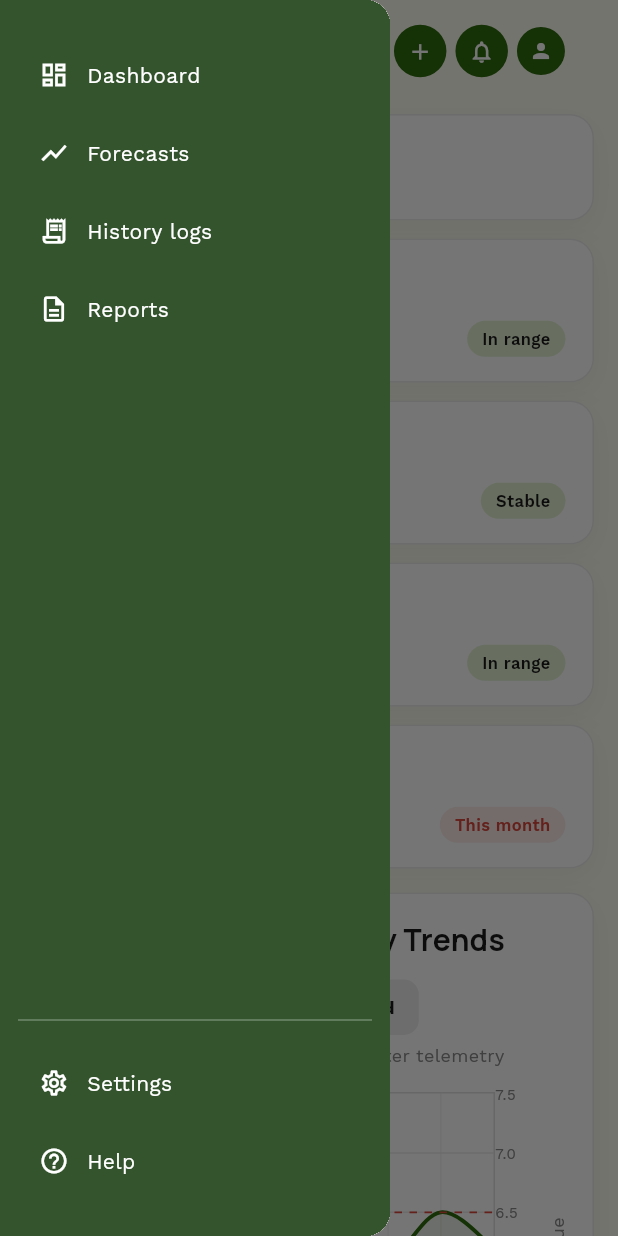
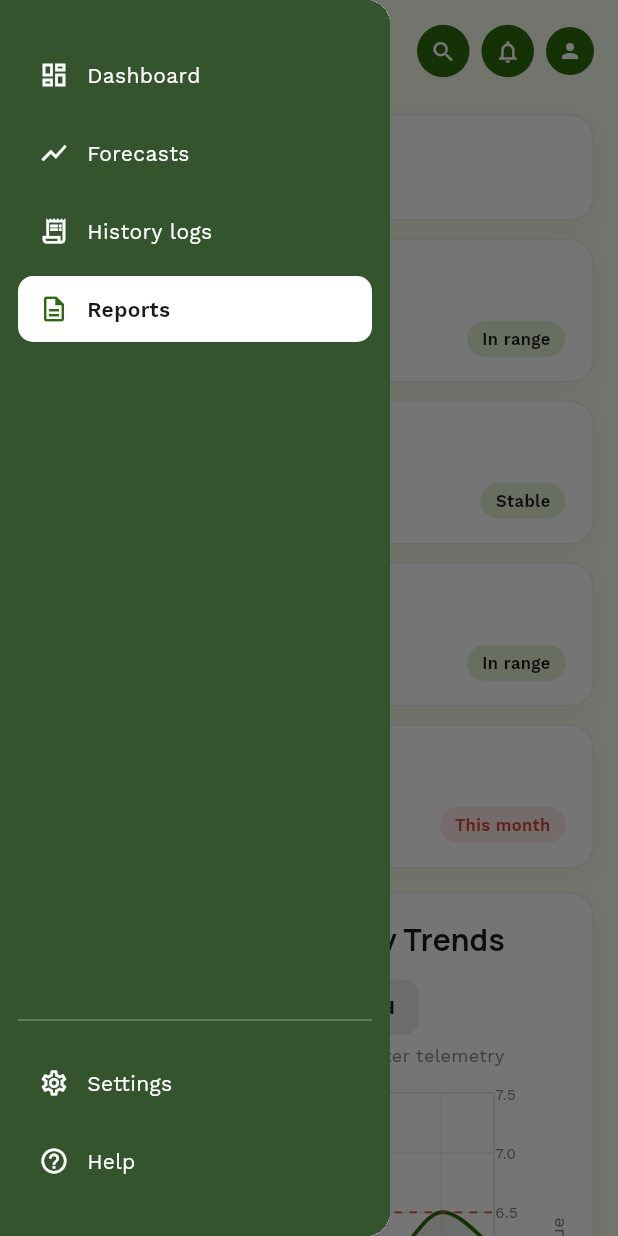
Before and after one commit to advincelyuni2-hue/Hydroponic-Monitoring-Website-, a Flutter app: the ReportsScreen screen opened directly, with the side drawer open, on a phone screen of 412 x 824 dp. Run offline on Flutter 3.47's test engine with Material 3 defaults, Android fonts, the phone set to English and light mode, and no system bars; drawn by our look-alikes of fl_chart; our stand-ins replace google_fonts, printing, supabase_flutter; missing offline and left inert: dart:html; accounts and stored records are empty.

Commit message:
updated ui 2

```diff
--- a/lib/screens/reports_screen.dart
+++ b/lib/screens/reports_screen.dart
@@ -44,7 +44,7 @@ class ReportsScreenState extends State<ReportsScreen> {
 
     return Scaffold(
       backgroundColor: AppColors.background,
-      drawer: const AppDrawer(selectedIndex: 4),
+      drawer: const AppDrawer(selectedIndex: 3), // Index 3 is Reports
       body: SafeArea(
         child: ListenableBuilder(
           listenable: _controller,
@@ -76,9 +76,6 @@ class ReportsScreenState extends State<ReportsScreen> {
     );
   }
 
-  /// Desktop Layout:
-  /// Left Sidebar (320px): Telemetry Last Updated -> Metric Cards -> Critical Alert Frequency -> Frequency Distribution
-  /// Right Main Column: Trend Analytics -> Forecast Chart -> Sensor Calibration -> Generate Report Card
   Widget _buildDesktopLayout() {
     final summary = _controller.summary;
     final lastUpdated = _controller.lastUpdatedTimestamp;
@@ -92,7 +89,6 @@ class ReportsScreenState extends State<ReportsScreen> {
           child: Column(
             crossAxisAlignment: CrossAxisAlignment.start,
             children: [
-              // TELEMETRY TIMESTAMP AT TOP OF LEFT SIDEBAR
               _buildTelemetryStatusCard(lastUpdated),
               const SizedBox(height: 12),
               _buildMetricCard(
@@ -137,7 +133,6 @@ class ReportsScreenState extends State<ReportsScreen> {
           ),
         ),
         const SizedBox(width: 20),
-
         // RIGHT MAIN COLUMN
         Expanded(
           child: Column(
@@ -166,7 +161,6 @@ class ReportsScreenState extends State<ReportsScreen> {
                 sensors: _controller.sensorHealthList,
               ),
               const SizedBox(height: 20),
-              // GENERATE REPORT CARD AT VERY BOTTOM
               GenerateReportCard(
                 onGenerateReport: _navigateToGenerateReport,
               ),
@@ -177,7 +171,6 @@ class ReportsScreenState extends State<ReportsScreen> {
     );
   }
 
-  /// Mobile Layout
   Widget _buildMobileLayout() {
     final summary = _controller.summary;
     final lastUpdated = _controller.lastUpdatedTimestamp;
--- a/lib/widgets/app_header.dart
+++ b/lib/widgets/app_header.dart
@@ -1,11 +1,9 @@
 import 'package:flutter/material.dart';
 import 'package:supabase_flutter/supabase_flutter.dart';
 import '../models/notification_models.dart';
-import '../screens/login_screen.dart';
 import '../screens/notifications_screen.dart';
 import '../screens/settings_screen.dart';
 import '../services/app_state.dart';
-import '../services/auth_service.dart';
 import '../services/notification_service.dart';
 import '../services/supabase_client.dart';
 import '../services/user_service.dart';
@@ -14,12 +12,10 @@ import '../theme/app_decorations.dart';
 import '../theme/app_text_styles.dart';
 import '../utils/responsive.dart';
 import 'notification_overlay_widget.dart';
-import '../screens/add_log_screen.dart';
 
 class AppHeader extends StatelessWidget {
   final String title;
   final UserProfile? profile;
-  final VoidCallback? onAddTap;
   final VoidCallback? onBellTap;
   final VoidCallback? onProfileTap;
 
@@ -27,13 +23,13 @@ class AppHeader extends StatelessWidget {
     super.key,
     required this.title,
     this.profile,
-    this.onAddTap,
     this.onBellTap,
     this.onProfileTap,
   });
 
-  void _showNotificationOverlay(BuildContext context, GlobalKey bellKey) {
-    final renderBox = bellKey.currentContext?.findRenderObject() as RenderBox?;
+  void showNotificationOverlay(BuildContext context, GlobalKey bellKey) {
+    final renderBox =
+        bellKey.currentContext?.findRenderObject() as RenderBox?;
     if (renderBox == null) {
       Navigator.of(context).push(
         MaterialPageRoute(builder: (_) => const NotificationsScreen()),
@@ -65,7 +61,9 @@ class AppHeader extends StatelessWidget {
               onViewAllTap: () {
                 overlayEntry.remove();
                 Navigator.of(context).push(
-                  MaterialPageRoute(builder: (_) => const NotificationsScreen()),
+                  MaterialPageRoute(
+                    builder: (_) => const NotificationsScreen(),
+                  ),
                 );
               },
             ),
@@ -79,36 +77,20 @@ class AppHeader extends StatelessWidget {
 
   /// Opens the Settings screen from the profile avatar.
   void _openSettings(BuildContext context) {
-    // Already on Settings, so don't stack another copy
     if (title == 'Settings') return;
     Navigator.of(context).push(
       MaterialPageRoute(builder: (_) => const SettingsScreen()),
     );
   }
 
-  void _openAddLog(BuildContext context) {
-  // Already on the Add a log page, so don't stack another copy
-  if (title == 'Add a log') return;
-
-  if (Responsive.isMobile(context)) {
-    showRecordFixDialog(context, onSubmit: (entry) {
-      // TODO: save entry
-    });
-  } else {
-    Navigator.of(context).push(
-      MaterialPageRoute(builder: (_) => const AddLogScreen()),
-    );
-  }
-}
-
   @override
   Widget build(BuildContext context) {
     final isMobile = Responsive.isMobile(context);
     final iconSize = isMobile ? 35.0 : 40.0;
-    final iconGap = isMobile ? 6.0 : 12.0;
     final GlobalKey bellKey = GlobalKey();
 
-    return Row(
+    // Dynamically scales title text down if it exceeds available space
+    final Widget titleSection = Row(
       children: [
         // Hamburger Menu Button
         GestureDetector(
@@ -129,17 +111,36 @@ class AppHeader extends StatelessWidget {
         ),
         SizedBox(width: isMobile ? 8 : 16),
 
-        // Page Title
-        Flexible(
+        // Page Title with automatic font scaling for longer text
+        Expanded(
+          child: Align(
+            alignment: Alignment.centerLeft,
+            child: FittedBox(
+              fit: BoxFit.scaleDown,
+              alignment: Alignment.centerLeft,
               child: Text(
                 title,
                 style: AppTextStyles.pageHeading.copyWith(
                   color: Theme.of(context).colorScheme.onSurface,
                   fontSize: isMobile ? 18 : 24,
-              overflow: TextOverflow.ellipsis,
                 ),
               ),
             ),
+          ),
+        ),
+      ],
+    );
+
+    return Row(
+      crossAxisAlignment: CrossAxisAlignment.center,
+      children: [
+        if (!isMobile)
+          SizedBox(
+            width: 340, // Increased to 340px to accommodate longer titles cleanly
+            child: titleSection,
+          )
+        else
+          Expanded(child: titleSection),
 
         const Spacer(),
 
@@ -153,7 +154,6 @@ class AppHeader extends StatelessWidget {
               decoration: AppDecorations.card(radius: 24),
               child: Row(
                 children: [
-                  // Fixed: Removed const here because AppColors.textSecondary is a dynamic getter
                   Icon(
                     Icons.search,
                     color: AppColors.textSecondary,
@@ -174,20 +174,15 @@ class AppHeader extends StatelessWidget {
               ),
             ),
           ),
-          const SizedBox(width: 24),
+          const SizedBox(width: 16),
         ] else ...[
           _iconCircle(
             Icons.search,
             () => _openMobileSearch(context),
             size: iconSize,
           ),
-          SizedBox(width: iconGap),
+          const SizedBox(width: 8),
         ],
-
-        // Action Buttons
-        _iconCircle(Icons.add, onAddTap ?? () => _openAddLog(context),
-    size: iconSize),
-        SizedBox(width: iconGap),
 
         // Bell Notification Button
         Container(
@@ -205,42 +200,51 @@ class AppHeader extends StatelessWidget {
                         ),
                       );
                     } else {
-                      _showNotificationOverlay(context, bellKey);
+                      showNotificationOverlay(context, bellKey);
                     }
                   },
                 ),
         ),
 
+        // User Profile Info
         if (!isMobile) ...[
           const SizedBox(width: 12),
           GestureDetector(
             onTap: onProfileTap ?? () => _openSettings(context),
-            child: const CircleAvatar(
+            child: Row(
+              mainAxisSize: MainAxisSize.min,
+              children: [
+                const CircleAvatar(
                   radius: 20,
                   backgroundColor: AppColors.iconCircle,
                   child: Icon(Icons.person, color: Colors.white),
                 ),
-          ),
                 const SizedBox(width: 8),
                 Column(
                   crossAxisAlignment: CrossAxisAlignment.start,
+                  mainAxisSize: MainAxisSize.min,
                   children: [
                     Text(
                       profile?.name ?? '',
                       style: AppTextStyles.bodyBold.copyWith(
                         color: Theme.of(context).colorScheme.onSurface,
+                        fontSize: 13,
                       ),
                     ),
                     Text(
                       profile?.roleLabel ?? '',
                       style: AppTextStyles.cardMeta.copyWith(
                         color: Theme.of(context).colorScheme.onSurfaceVariant,
+                        fontSize: 11,
                       ),
                     ),
                   ],
                 ),
+              ],
+            ),
+          ),
         ] else ...[
-          SizedBox(width: iconGap),
+          const SizedBox(width: 8),
           GestureDetector(
             onTap: onProfileTap ?? () => _openSettings(context),
             child: const CircleAvatar(
@@ -275,15 +279,16 @@ class AppHeader extends StatelessWidget {
               mainAxisSize: MainAxisSize.min,
               crossAxisAlignment: CrossAxisAlignment.start,
               children: [
-                Text('Search',
-                    style: AppTextStyles.sectionTitle.copyWith(fontSize: 18)),
+                Text(
+                  'Search',
+                  style: AppTextStyles.sectionTitle.copyWith(fontSize: 18),
+                ),
                 const SizedBox(height: 12),
                 TextField(
                   autofocus: true,
                   decoration: InputDecoration(
                     hintText: 'Search...',
                     hintStyle: AppTextStyles.cardMeta,
-                    // Fixed: Removed const here because AppColors.textSecondary is a dynamic getter
                     prefixIcon: Icon(
                       Icons.search,
                       color: AppColors.textSecondary,
@@ -301,39 +306,6 @@ class AppHeader extends StatelessWidget {
           ),
         );
       },
-    );
-  }
-
-  // No longer used by default (the avatar now opens Settings), but kept in
-  // case something else still calls it.
-  void showProfileMenu(BuildContext context) {
-    final profile = appProfile.value;
-    showModalBottomSheet<void>(
-      context: context,
-      builder: (context) => SafeArea(
-        child: Wrap(
-          children: [
-            ListTile(
-              leading: const CircleAvatar(child: Icon(Icons.person)),
-              title: Text(profile?.name ?? 'User'),
-              subtitle: Text(profile?.email ?? ''),
-            ),
-            ListTile(
-              leading: const Icon(Icons.logout),
-              title: const Text('Log out'),
-              onTap: () async {
-                await AuthService().logout();
-                if (!context.mounted) return;
-                Navigator.of(context).pop();
-                Navigator.of(context).pushAndRemoveUntil(
-                  MaterialPageRoute(builder: (_) => const LoginScreen()),
-                  (_) => false,
-                );
-              },
-            ),
-          ],
-        ),
-      ),
     );
   }
 
--- a/lib/widgets/side_nav.dart
+++ b/lib/widgets/side_nav.dart
@@ -11,26 +11,31 @@ class NavItem {
 }
 
 const List<NavItem> kNavItems = [
-  NavItem(icon: Icons.dashboard_outlined, label: 'Dashboard'),
-  NavItem(icon: Icons.show_chart, label: 'Forecasts'),
-  NavItem(icon: Icons.receipt_long_outlined, label: 'History logs'),
-  NavItem(icon: Icons.description_outlined, label: 'Reports'),
+  NavItem(icon: Icons.dashboard_outlined, label: 'Dashboard'),       // Index 0
+  NavItem(icon: Icons.show_chart, label: 'Forecasts'),               // Index 1
+  NavItem(icon: Icons.receipt_long_outlined, label: 'History logs'), // Index 2
+  NavItem(icon: Icons.description_outlined, label: 'Reports'),        // Index 3
 ];
 
 const List<NavItem> kNavFooterItems = [
-  NavItem(icon: Icons.settings_outlined, label: 'Settings'),
-  NavItem(icon: Icons.help_outline, label: 'Help'),
+  NavItem(icon: Icons.settings_outlined, label: 'Settings'),         // Index 4
+  NavItem(icon: Icons.help_outline, label: 'Help'),                   // Index 5
 ];
 
-const NavItem kAdminNavItem =
-    NavItem(icon: Icons.admin_panel_settings_outlined, label: 'Admin settings');
+const NavItem kAdminNavItem = NavItem(
+  icon: Icons.admin_panel_settings_outlined,
+  label: 'Admin settings',                                           // Index 6
+);
 
 class SideNav extends StatelessWidget {
   final int selectedIndex;
   final ValueChanged<int> onSelect;
 
-  const SideNav(
-      {super.key, required this.selectedIndex, required this.onSelect});
+  const SideNav({
+    super.key,
+    required this.selectedIndex,
+    required this.onSelect,
+  });
 
   @override
   Widget build(BuildContext context) {
@@ -41,26 +46,27 @@ class SideNav extends StatelessWidget {
         crossAxisAlignment: CrossAxisAlignment.stretch,
         children: [
           for (int i = 0; i < kNavItems.length; i++)
-            _NavTile(
+            NavTile(
               item: kNavItems[i],
               selected: i == selectedIndex,
               onTap: () => onSelect(i),
             ),
           const Spacer(),
           const Divider(color: Colors.white30, height: 32),
-          for (final item in kNavFooterItems)
-            _NavTile(
-              item: item,
-              selected: false,
-              onTap: () =>
-                  onSelect(kNavItems.length + kNavFooterItems.indexOf(item)),
+          for (int j = 0; j < kNavFooterItems.length; j++) ...[
+            NavTile(
+              item: kNavFooterItems[j],
+              selected: (kNavItems.length + j) == selectedIndex,
+              onTap: () => onSelect(kNavItems.length + j),
             ),
+          ],
           if (appProfile.value?.isAdmin == true)
-            _NavTile(
+            NavTile(
               item: kAdminNavItem,
-              selected:
-                  selectedIndex == kNavItems.length + kNavFooterItems.length,
-              onTap: () => onSelect(kNavItems.length + kNavFooterItems.length),
+              selected: selectedIndex ==
+                  (kNavItems.length + kNavFooterItems.length),
+              onTap: () => onSelect(
+                  kNavItems.length + kNavFooterItems.length),
             ),
         ],
       ),
@@ -68,21 +74,26 @@ class SideNav extends StatelessWidget {
   }
 }
 
-class _NavTile extends StatelessWidget {
+class NavTile extends StatelessWidget {
   final NavItem item;
   final bool selected;
   final VoidCallback onTap;
 
-  const _NavTile(
-      {required this.item, required this.selected, required this.onTap});
+  const NavTile({
+    super.key,
+    required this.item,
+    required this.selected,
+    required this.onTap,
+  });
 
   @override
   Widget build(BuildContext context) {
     return Padding(
       padding: const EdgeInsets.symmetric(vertical: 4),
       child: Material(
-        color:
-            selected ? AppColors.sidebarSelectedBackground : Colors.transparent,
+        color: selected
+            ? AppColors.sidebarSelectedBackground
+            : Colors.transparent,
         borderRadius: BorderRadius.circular(10),
         child: InkWell(
           borderRadius: BorderRadius.circular(10),
@@ -105,7 +116,8 @@ class _NavTile extends StatelessWidget {
                     color: selected
                         ? const Color(0xFF1A1A1A)
                         : AppColors.sidebarText,
-                    fontWeight: selected ? FontWeight.w600 : FontWeight.w400,
+                    fontWeight:
+                        selected ? FontWeight.w600 : FontWeight.w400,
                   ),
                 ),
               ],
```
Also changed, not shown: lib/controllers/forecasting_controller.dart (+4 -4 lines), lib/widgets/app_drawer.dart (+16 -12 lines), lib/widgets/prediction_insights_card.dart (+14 -10 lines). Lines whose indentation alone changed are shown as unchanged.
